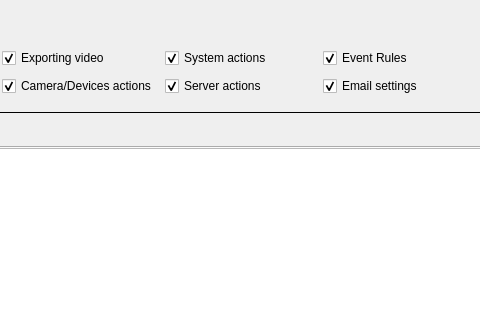
The window that vms/client/nx_vms_client_desktop/src/ui/dialogs/audit_log_dialog.ui (networkoptix/nx_open) describes before a commit, drawn with Qt 5; both pictures show x 334 to 814 and y 0 to 320 of the 1360 by 640 pixel window.
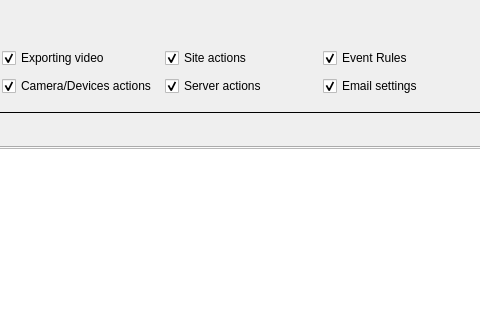
The same window after the commit. Custom widgets are drawn as their Qt base class.

Commit message: VMS-42357: Rename system to site

```diff
--- a/vms/client/nx_vms_client_desktop/src/ui/dialogs/audit_log_dialog.ui
+++ b/vms/client/nx_vms_client_desktop/src/ui/dialogs/audit_log_dialog.ui
@@ -216,7 +216,7 @@
              </size>
             </property>
             <property name="text">
-             <string>System actions</string>
+             <string>Site actions</string>
             </property>
             <property name="checked">
              <bool>true</bool>
```
The commit also changes 92 other files.
